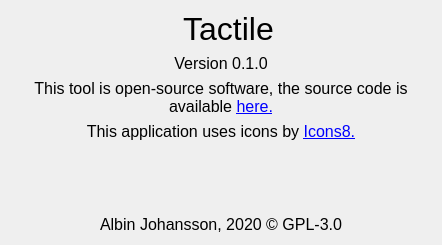
Before: the Qt Designer form src/gui/dialog/about/about.ui in albin-johansson/tactile, drawn with Qt 5.
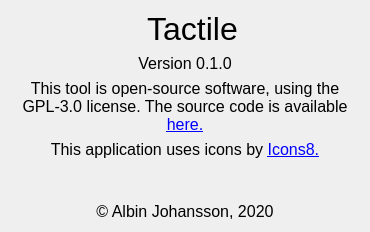
After: the same form once the commit is applied. Icons and pictures are not drawn.

```diff
--- a/src/gui/dialog/about/about.ui
+++ b/src/gui/dialog/about/about.ui
@@ -9,8 +9,8 @@
    <rect>
     <x>0</x>
     <y>0</y>
-    <width>442</width>
-    <height>245</height>
+    <width>370</width>
+    <height>232</height>
    </rect>
   </property>
   <property name="sizePolicy">
@@ -124,7 +124,7 @@
       </font>
      </property>
      <property name="text">
-      <string>&lt;html&gt;&lt;head/&gt;&lt;body&gt;&lt;p&gt;This tool is open-source software, the source code is available &lt;a href=&quot;https://github.com/albin-johansson/Tactile&quot;&gt;&lt;span style=&quot; text-decoration: underline; color:#0000ff;&quot;&gt;here.&lt;/span&gt;&lt;/a&gt;&lt;/p&gt;&lt;/body&gt;&lt;/html&gt;</string>
+      <string>&lt;html&gt;&lt;head/&gt;&lt;body&gt;&lt;p&gt;This tool is open-source software, using the GPL-3.0 license. The source code is available &lt;a href=&quot;https://github.com/albin-johansson/Tactile&quot;&gt;&lt;span style=&quot; text-decoration: underline; color:#0000ff;&quot;&gt;here.&lt;/span&gt;&lt;/a&gt;&lt;/p&gt;&lt;/body&gt;&lt;/html&gt;</string>
      </property>
      <property name="alignment">
       <set>Qt::AlignCenter</set>
@@ -169,7 +169,7 @@
    <item>
     <widget class="QLabel" name="licenseLabel">
      <property name="text">
-      <string>Albin Johansson, 2020 © GPL-3.0</string>
+      <string>© Albin Johansson, 2020</string>
      </property>
      <property name="alignment">
       <set>Qt::AlignCenter</set>
```
Left out of the diff: 7 changed lines with no effect on the pictures.
